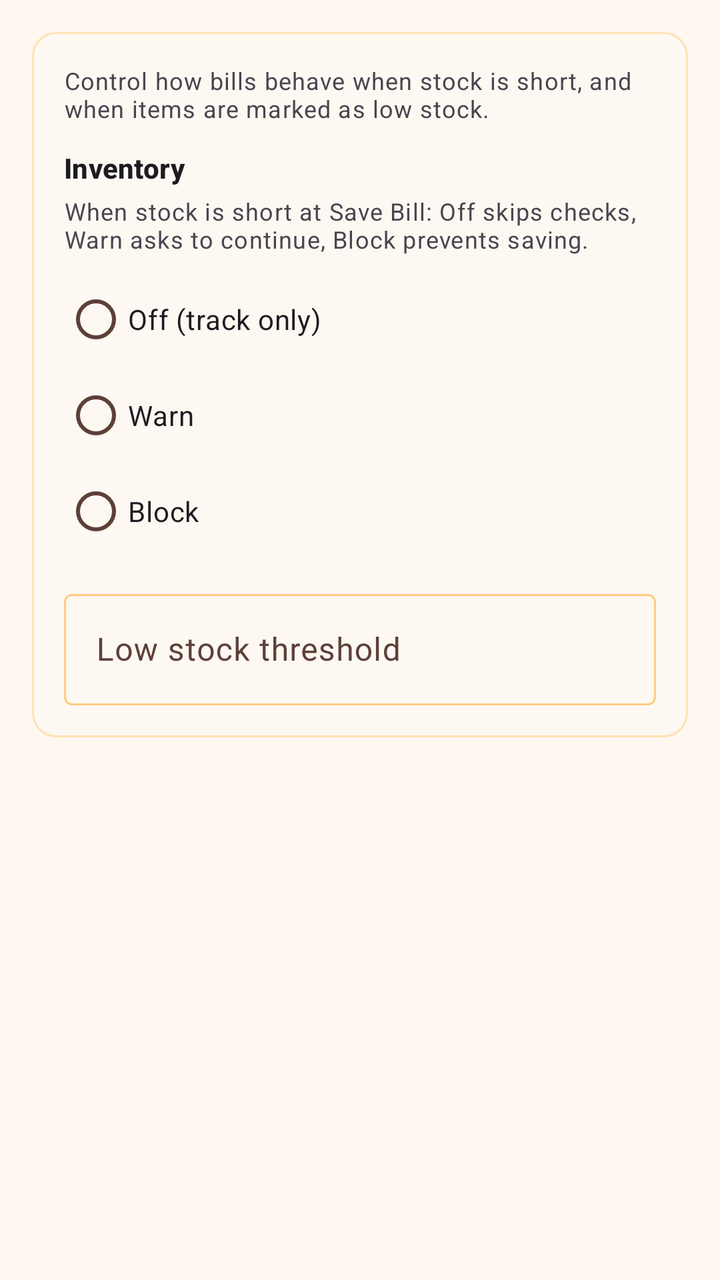
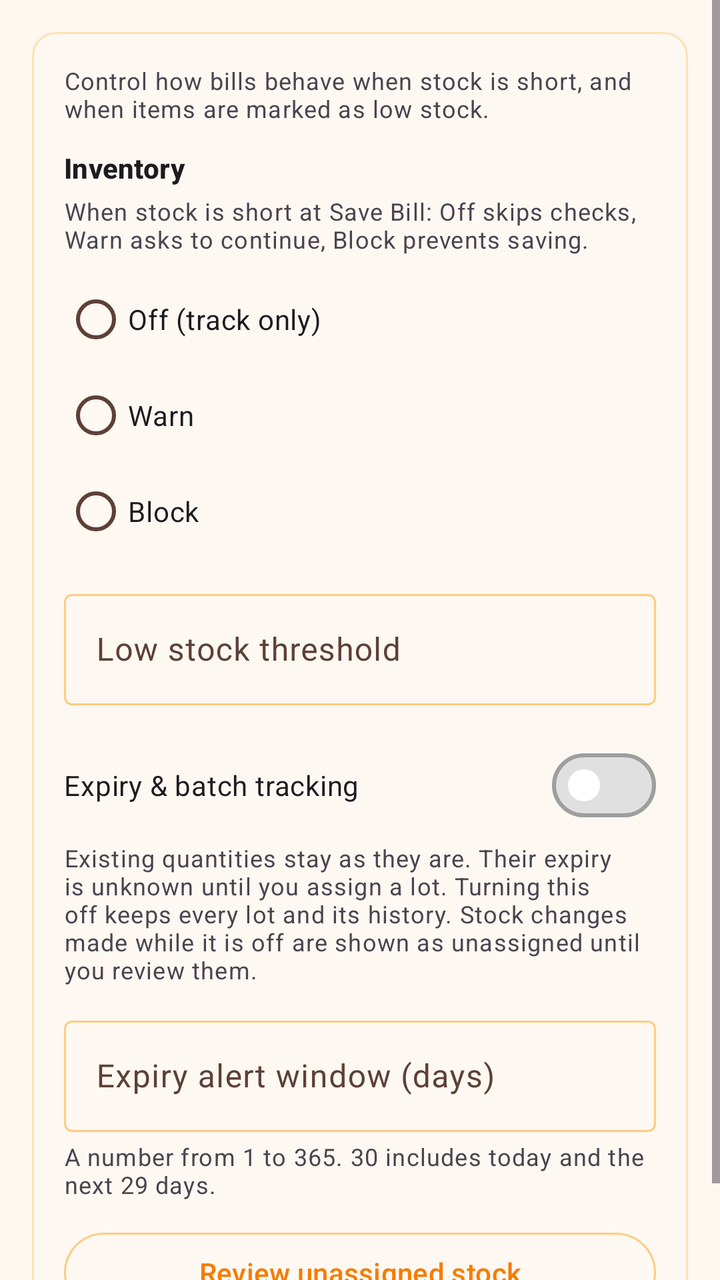

The first picture is an Android layout as it rendered before a commit; the second is the same layout after the commit. The layout source and the unified diff follow.
<!-- AndroidManifest.xml: application theme Theme.VikrSaathi -->
<!-- res/layout/fragment_inventory_settings.xml -->
<?xml version="1.0" encoding="utf-8"?>
<ScrollView xmlns:android="http://schemas.android.com/apk/res/android"
    xmlns:app="http://schemas.android.com/apk/res-auto"
    android:layout_width="match_parent"
    android:layout_height="match_parent"
    android:fillViewport="true">

    <LinearLayout
        android:layout_width="match_parent"
        android:layout_height="wrap_content"
        android:orientation="vertical"
        android:padding="16dp">

        <com.google.android.material.card.MaterialCardView
            android:layout_width="match_parent"
            android:layout_height="wrap_content"
            app:cardElevation="1dp"
            app:contentPadding="16dp">

            <LinearLayout
                android:layout_width="match_parent"
                android:layout_height="wrap_content"
                android:orientation="vertical">

                <TextView
                    android:layout_width="match_parent"
                    android:layout_height="wrap_content"
                    android:text="@string/settings_inventory_page_hint"
                    android:textAppearance="?attr/textAppearanceBodySmall"
                    android:textColor="?android:attr/textColorSecondary" />

                <TextView
                    android:layout_width="match_parent"
                    android:layout_height="wrap_content"
                    android:layout_marginTop="12dp"
                    android:text="@string/inventory_section"
                    android:textAppearance="?attr/textAppearanceTitleSmall"
                    android:textStyle="bold" />

                <TextView
                    android:layout_width="match_parent"
                    android:layout_height="wrap_content"
                    android:layout_marginTop="4dp"
                    android:text="@string/inventory_mode_hint"
                    android:textAppearance="?attr/textAppearanceBodySmall"
                    android:textColor="?android:attr/textColorSecondary" />

                <RadioGroup
                    android:id="@+id/radioInventoryMode"
                    android:layout_width="match_parent"
                    android:layout_height="wrap_content"
                    android:layout_marginTop="8dp">

                    <com.google.android.material.radiobutton.MaterialRadioButton
                        android:id="@+id/radioInventoryOff"
                        android:layout_width="match_parent"
                        android:layout_height="wrap_content"
                        android:text="@string/inventory_mode_off" />

                    <com.google.android.material.radiobutton.MaterialRadioButton
                        android:id="@+id/radioInventoryWarn"
                        android:layout_width="match_parent"
                        android:layout_height="wrap_content"
                        android:text="@string/inventory_mode_warn" />

                    <com.google.android.material.radiobutton.MaterialRadioButton
                        android:id="@+id/radioInventoryBlock"
                        android:layout_width="match_parent"
                        android:layout_height="wrap_content"
                        android:text="@string/inventory_mode_block" />
                </RadioGroup>

                <com.google.android.material.textfield.TextInputLayout
                    style="@style/Widget.Material3.TextInputLayout.OutlinedBox"
                    android:layout_width="match_parent"
                    android:layout_height="wrap_content"
                    android:layout_marginTop="12dp"
                    android:hint="@string/low_stock_threshold">

                    <com.google.android.material.textfield.TextInputEditText
                        android:id="@+id/editLowStockThreshold"
                        android:layout_width="match_parent"
                        android:layout_height="wrap_content"
                        android:inputType="number" />
                </com.google.android.material.textfield.TextInputLayout>
            </LinearLayout>
        </com.google.android.material.card.MaterialCardView>
    </LinearLayout>
</ScrollView>
<!-- resources referenced by this layout -->
<resources>
  <string name="inventory_mode_block">Block</string>
  <string name="inventory_mode_hint">When stock is short at Save Bill: Off skips checks, Warn asks to continue, Block prevents saving.</string>
  <string name="inventory_mode_off">Off (track only)</string>
  <string name="inventory_mode_warn">Warn</string>
  <string name="inventory_section">Inventory</string>
  <string name="low_stock_threshold">Low stock threshold</string>
  <string name="settings_inventory_page_hint">Control how bills behave when stock is short, and when items are marked as low stock.</string>
  <style name="Theme.VikrSaathi" parent="Theme.Material3.DayNight.NoActionBar">
          <item name="colorPrimary">@color/orange_primary</item>
          <item name="colorPrimaryDark">@color/orange_primary_dark</item>
          <item name="colorPrimaryVariant">@color/orange_primary_dark</item>
          <item name="colorOnPrimary">@color/orange_on_primary</item>
          <item name="colorSecondary">@color/orange_accent</item>
          <item name="colorSecondaryVariant">@color/orange_700</item>
          <item name="colorOnSecondary">@color/black</item>
          <item name="colorPrimaryContainer">@color/orange_100</item>
          <item name="colorOnPrimaryContainer">@color/orange_900</item>
          <item name="colorSurface">@color/surface_card</item>
          <item name="colorOnSurface">@color/text_primary_dark</item>
          <item name="colorSurfaceVariant">@color/orange_surface</item>
          <item name="colorOnSurfaceVariant">@color/text_secondary_dark</item>
          <item name="colorOutline">@color/stroke_default</item>
          <item name="colorOutlineVariant">@color/stroke_subtle</item>
          <item name="android:colorBackground">@color/orange_surface</item>
          <item name="android:statusBarColor">@color/orange_primary_dark</item>
          <item name="android:navigationBarColor">@color/orange_primary_dark</item>
          <item name="materialSwitchStyle">@style/VikrSaathiSwitch</item>
          <item name="materialButtonOutlinedStyle">@style/VikrSaathiOutlinedButton</item>
      </style>
  <color name="orange_primary">#F57C00</color>
  <color name="orange_primary_dark">#E65100</color>
  <color name="orange_on_primary">#FFFFFF</color>
  <color name="orange_accent">#FFB74D</color>
  <color name="orange_700">#F57C00</color>
  <color name="black">#FF000000</color>
  <color name="orange_100">#FFE0B2</color>
  <color name="orange_900">#E65100</color>
  <color name="surface_card">#FFFFFF</color>
  <color name="text_primary_dark">#212121</color>
  <color name="orange_surface">#FFF8F0</color>
  <color name="text_secondary_dark">#5D4037</color>
  <color name="stroke_default">@color/orange_200</color>
  <color name="stroke_subtle">@color/orange_100</color>
  <style name="VikrSaathiSwitch" parent="Widget.Material3.CompoundButton.MaterialSwitch">
          <item name="thumbTint">@color/switch_thumb_tint</item>
          <item name="trackTint">@color/switch_track_tint</item>
          <item name="trackDecorationTint">@color/switch_track_decoration_tint</item>
      </style>
  <style name="VikrSaathiOutlinedButton" parent="Widget.Material3.Button.OutlinedButton">
          <item name="android:textColor">@color/button_outlined_text</item>
          <item name="strokeColor">@color/button_outlined_stroke</item>
      </style>
  <color name="orange_200">#FFCC80</color>
</resources>

<!-- the commit's change to res/layout/fragment_inventory_settings.xml (unified diff, before → after) -->
@@ -83,6 +83,51 @@
                         android:layout_height="wrap_content"
                         android:inputType="number" />
                 </com.google.android.material.textfield.TextInputLayout>
+
+                <com.google.android.material.materialswitch.MaterialSwitch
+                    android:id="@+id/switchBatchTracking"
+                    android:layout_width="match_parent"
+                    android:layout_height="wrap_content"
+                    android:layout_marginTop="16dp"
+                    android:text="@string/batch_tracking" />
+
+                <TextView
+                    android:layout_width="match_parent"
+                    android:layout_height="wrap_content"
+                    android:layout_marginTop="4dp"
+                    android:text="@string/batch_tracking_help"
+                    android:textAppearance="?attr/textAppearanceBodySmall"
+                    android:textColor="?android:attr/textColorSecondary" />
+
+                <com.google.android.material.textfield.TextInputLayout
+                    style="@style/Widget.Material3.TextInputLayout.OutlinedBox"
+                    android:layout_width="match_parent"
+                    android:layout_height="wrap_content"
+                    android:layout_marginTop="12dp"
+                    android:hint="@string/expiry_alert_days">
+
+                    <com.google.android.material.textfield.TextInputEditText
+                        android:id="@+id/editExpiryAlertDays"
+                        android:layout_width="match_parent"
+                        android:layout_height="wrap_content"
+                        android:inputType="number" />
+                </com.google.android.material.textfield.TextInputLayout>
+
+                <TextView
+                    android:layout_width="match_parent"
+                    android:layout_height="wrap_content"
+                    android:layout_marginTop="4dp"
+                    android:text="@string/expiry_alert_days_help"
+                    android:textAppearance="?attr/textAppearanceBodySmall"
+                    android:textColor="?android:attr/textColorSecondary" />
+
+                <com.google.android.material.button.MaterialButton
+                    android:id="@+id/buttonReviewUnassigned"
+                    style="@style/Widget.Material3.Button.OutlinedButton"
+                    android:layout_width="match_parent"
+                    android:layout_height="wrap_content"
+                    android:layout_marginTop="12dp"
+                    android:text="@string/review_unassigned" />
             </LinearLayout>
         </com.google.android.material.card.MaterialCardView>
     </LinearLayout>
<!-- resource entries referenced after the edit -->
@@ -1,11 +1,16 @@
 <!-- resources referenced by this layout -->
 <resources>
+  <string name="batch_tracking">Expiry &amp; batch tracking</string>
+  <string name="batch_tracking_help">Existing quantities stay as they are. Their expiry is unknown until you assign a lot. Turning this off keeps every lot and its history. Stock changes made while it is off are shown as unassigned until you review them.</string>
+  <string name="expiry_alert_days">Expiry alert window (days)</string>
+  <string name="expiry_alert_days_help">A number from 1 to 365. 30 includes today and the next 29 days.</string>
   <string name="inventory_mode_block">Block</string>
   <string name="inventory_mode_hint">When stock is short at Save Bill: Off skips checks, Warn asks to continue, Block prevents saving.</string>
   <string name="inventory_mode_off">Off (track only)</string>
   <string name="inventory_mode_warn">Warn</string>
   <string name="inventory_section">Inventory</string>
   <string name="low_stock_threshold">Low stock threshold</string>
+  <string name="review_unassigned">Review unassigned stock</string>
   <string name="settings_inventory_page_hint">Control how bills behave when stock is short, and when items are marked as low stock.</string>
   <style name="Theme.VikrSaathi" parent="Theme.Material3.DayNight.NoActionBar">
           <item name="colorPrimary">@color/orange_primary</item>
